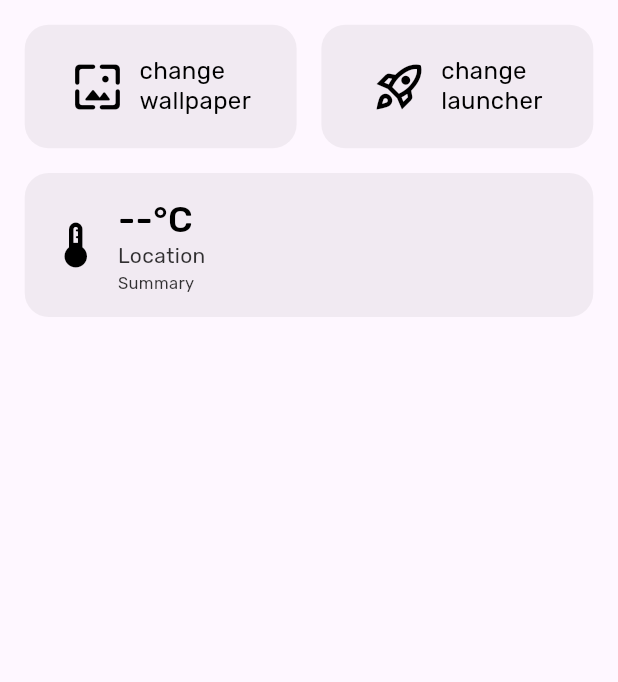
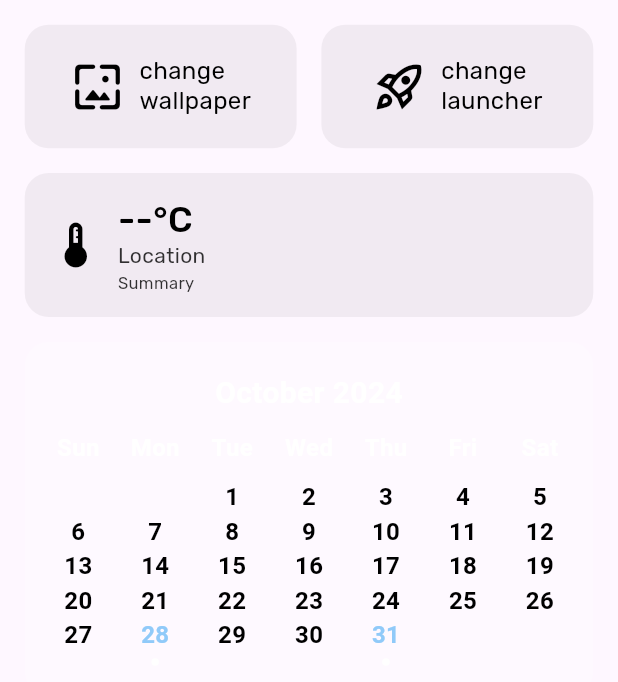
Before and after one commit to Merlinov/minimalauncher, a Flutter app: the LeftScreen widget shown alone on an empty page, opened directly, on a phone screen of 412 x 824 dp. Shown: the top 682 px of the screen. Run offline on Flutter 3.47's test engine with Material 3 defaults, Android fonts, the phone set to English and light mode, and no system bars; our stand-ins replace battery_plus, file_picker, flutter_colorpicker, geolocator, permission_handler, shared_preferences and 1 more; missing offline and left inert: device_apps, flutter_alarm_clock, flutter_wallpaper_manager; accounts and stored records are empty.

Commit message:
Add calendar | Add accent color

```diff
--- a/lib/pages/left_screen.dart
+++ b/lib/pages/left_screen.dart
@@ -5,6 +5,8 @@ import 'package:flutter/material.dart';
 import 'package:flutter/services.dart';
 import 'package:flutter_wallpaper_manager/flutter_wallpaper_manager.dart';
 import 'package:geolocator/geolocator.dart';
+import 'package:minimalauncher/helper/app_info.dart';
+import 'package:minimalauncher/pages/widgets/calendar_view.dart';
 import 'package:minimalauncher/variables/strings.dart';
 import 'package:permission_handler/permission_handler.dart';
 import 'package:shared_preferences/shared_preferences.dart';
@@ -23,6 +25,7 @@ class _LeftScreenState extends State<LeftScreen> {
   late SharedPreferences _prefs;
   Color textColor = Colors.black;
   Color selectedColor = Colors.white;
+  Color accentColor = Colors.blue[200]!;
 
   String WEATHERMAP_API_KEY = "";
   String _temperature = "--";
@@ -43,6 +46,7 @@ class _LeftScreenState extends State<LeftScreen> {
     setState(() {
       selectedColor = Color(_prefs.getInt(prefsSelectedColor)!);
       textColor = Color(_prefs.getInt(prefsTextColor)!);
+      accentColor = Color(_prefs.getInt(prefsAccentColor)!);
 
       WEATHERMAP_API_KEY = _prefs.getString(prefsWeatherApiKey) ?? "";
       _temperature = _prefs.getString(prefsWeatherTemp) ?? "--";
@@ -73,6 +77,16 @@ class _LeftScreenState extends State<LeftScreen> {
           SizedBox(height: MediaQuery.of(context).size.height * 0.02),
           temperatureWidget(context),
           SizedBox(height: MediaQuery.of(context).size.height * 0.02),
+          CustomCalendarView(
+            selectedDate: DateTime.now(),
+            bgColor: selectedColor,
+            textColor: textColor,
+            accentColor: accentColor,
+            eventDates: [
+              DateTime.now().subtract(const Duration(days: 1)),
+              DateTime.now().add(const Duration(days: 2)),
+            ],
+          ),
         ],
       ),
     );
--- /dev/null
+++ b/lib/pages/widgets/calendar_view.dart
@@ -0,0 +1,134 @@
+import 'package:flutter/material.dart';
+import 'package:intl/intl.dart';
+
+class CustomCalendarView extends StatelessWidget {
+  final DateTime selectedDate;
+  final Color bgColor;
+  final Color accentColor;
+  final Color textColor;
+  final List<DateTime> eventDates;
+
+  CustomCalendarView({
+    Key? key,
+    required this.selectedDate,
+    required this.bgColor,
+    required this.textColor,
+    required this.accentColor,
+    required this.eventDates,
+  }) : super(key: key);
+
+  @override
+  Widget build(BuildContext context) {
+    final daysInMonth =
+        DateUtils.getDaysInMonth(selectedDate.year, selectedDate.month);
+    final firstDayOfMonth = DateTime(selectedDate.year, selectedDate.month, 1);
+    final startWeekday =
+        firstDayOfMonth.weekday % 7; // 0 for Sunday, 1 for Monday, etc.
+    final monthName = DateFormat('MMMM yyyy').format(selectedDate);
+
+    return Container(
+      padding: const EdgeInsets.symmetric(vertical: 20, horizontal: 10),
+      decoration: BoxDecoration(
+        color: bgColor.withOpacity(0.2),
+        borderRadius: BorderRadius.circular(16),
+      ),
+      child: Column(
+        mainAxisSize: MainAxisSize.min,
+        children: [
+          // Month Name
+          Text(
+            monthName,
+            style: TextStyle(
+              fontSize: 20,
+              fontWeight: FontWeight.bold,
+              color: bgColor,
+            ),
+          ),
+          const SizedBox(height: 10),
+
+          // Days of the Week Header
+          Row(
+            mainAxisAlignment: MainAxisAlignment.spaceAround,
+            children: ["Sun", "Mon", "Tue", "Wed", "Thu", "Fri", "Sat"]
+                .map((day) => Expanded(
+                      child: Center(
+                        child: Text(
+                          day,
+                          style: TextStyle(
+                            fontSize: 16,
+                            fontWeight: FontWeight.bold,
+                            color: bgColor,
+                          ),
+                        ),
+                      ),
+                    ))
+                .toList(),
+          ),
+          const SizedBox(height: 10),
+
+          // Calendar Days
+          Table(
+            columnWidths: const {
+              0: FractionColumnWidth(1 / 7),
+              1: FractionColumnWidth(1 / 7),
+              2: FractionColumnWidth(1 / 7),
+              3: FractionColumnWidth(1 / 7),
+              4: FractionColumnWidth(1 / 7),
+              5: FractionColumnWidth(1 / 7),
+              6: FractionColumnWidth(1 / 7),
+            },
+            children: _buildCalendarDays(daysInMonth, startWeekday),
+          ),
+        ],
+      ),
+    );
+  }
+
+  List<TableRow> _buildCalendarDays(int daysInMonth, int startWeekday) {
+    List<TableRow> rows = [];
+    // Padding for starting weekday
+    List<Widget> days = List.generate(startWeekday, (index) => Container());
+
+    for (int day = 1; day <= daysInMonth; day++) {
+      final currentDate = DateTime(selectedDate.year, selectedDate.month, day);
+      bool hasEvent = eventDates.any((date) =>
+          date.year == currentDate.year &&
+          date.month == currentDate.month &&
+          date.day == currentDate.day);
+
+      days.add(Column(
+        children: [
+          Text(
+            '$day',
+            style: TextStyle(
+              fontSize: 16,
+              color: hasEvent ? accentColor : textColor,
+              fontWeight: FontWeight.bold,
+            ),
+          ),
+          if (hasEvent)
+            Container(
+              margin: const EdgeInsets.only(top: 4),
+              width: 5,
+              height: 5,
+              decoration: BoxDecoration(
+                color: bgColor,
+                shape: BoxShape.circle,
+              ),
+            ),
+        ],
+      ));
+
+      if (days.length == 7 || day == daysInMonth) {
+        if (days.length < 7) {
+          days.addAll(List.generate(7 - days.length,
+              (index) => Container())); // Padding for end of the month
+        }
+        rows.add(TableRow(children: days));
+        days = [];
+      }
+    }
+
+    return rows;
+  }
+}
--- a/lib/variables/strings.dart
+++ b/lib/variables/strings.dart
@@ -6,6 +6,7 @@ const String nativeExpandNotification = 'expandNotis';
 const String prefsShowWallpaper = 'showWallpaper';
 const String prefsSelectedColor = 'selectedColor';
 const String prefsTextColor = 'textColor';
+const String prefsAccentColor = 'accentColor';
 const String prefsIs24HourFormat = 'is24HourFormat';
 const String prefsWeatherApiKey = 'weatherapi';
 const String prefsWeatherTemp = 'tempr';
--- a/pubspec.yaml
+++ b/pubspec.yaml
@@ -46,6 +46,7 @@ dependencies:
   permission_handler: ^11.3.1
   weather: ^3.1.1
   geolocator: ^13.0.1
+  device_apps: ^2.2.0
 
 dev_dependencies:
   flutter_test:
```
Also changed, not shown: lib/helper/app_info.dart (added, +110 -0 lines), lib/pages/right_screen.dart (+46 -2 lines), lib/pages/settings_page.dart (+7 -0 lines), pubspec.lock.
